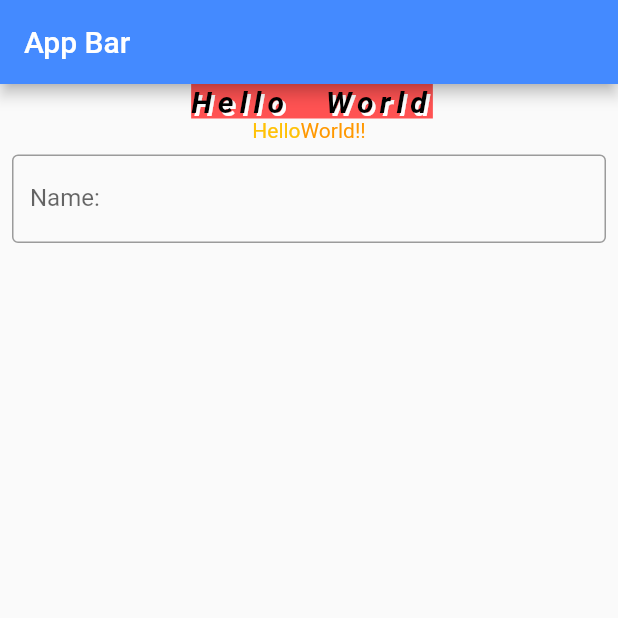
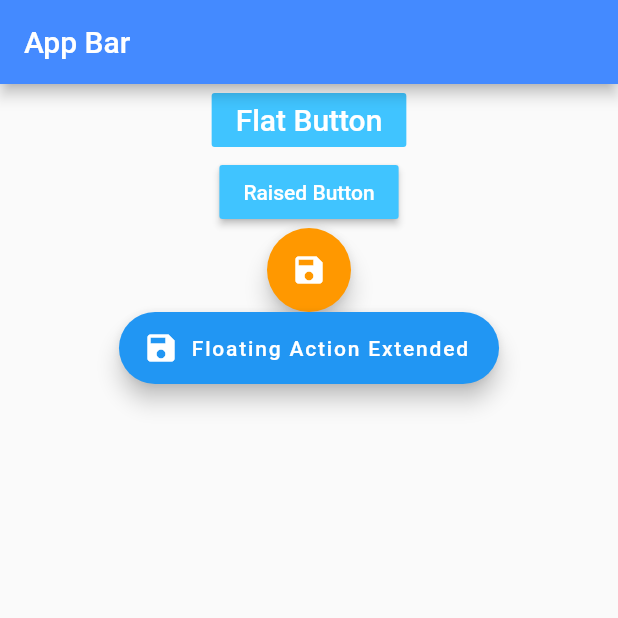
Before and after one commit to franGaraventa/flutterCourse, a Flutter app: the screen it shows after launch, on a phone screen of 412 x 824 dp, the top half of it. Run offline on Flutter 3.47's test engine with Material 2 defaults, Android fonts, the phone set to English and light mode, and no system bars.

Commit message:
[09/30] Buttons

```diff
--- a/lib/src/app.dart
+++ b/lib/src/app.dart
@@ -1,8 +1,8 @@
 import 'package:flutter/cupertino.dart';
 import 'package:flutter/material.dart';
-import 'package:flutter_course/src/text_and_textfield.dart';
 import 'package:flutter_course/utils/Strings.dart';
-import 'package:flutter_course/utils/dimension.dart';
+
+import 'buttons.dart';
 
 class MyApp extends StatefulWidget {
   @override
@@ -20,7 +20,7 @@ class _MyAppState extends State<MyApp> {
           title: Text(appBarTitle),
         ),
         body: Center(
-            child: TextAndTextField()),
+            child: Buttons()),
       ),
     );
   }
--- /dev/null
+++ b/lib/src/buttons.dart
@@ -0,0 +1,50 @@
+import 'package:flutter/cupertino.dart';
+import 'package:flutter/material.dart';
+
+class Buttons extends StatelessWidget {
+  final double textFontSize;
+  final MaterialAccentColor buttonColor;
+  final Color buttonTextColor;
+
+  Buttons({
+    Key key,
+    this.textFontSize = 20,
+    this.buttonColor = Colors.lightBlueAccent,
+    this.buttonTextColor = Colors.white
+  }) : super(key: key);
+
+  @override
+  Widget build(BuildContext context) {
+    return Column(
+      children: [
+        FlatButton(
+            onPressed: () {},
+            child: Text(
+              "Flat Button",
+              style: TextStyle(
+                fontSize: textFontSize,
+              ),
+            ),
+            color: buttonColor,
+            textColor: buttonTextColor),
+        RaisedButton(
+          onPressed: () {},
+          child: Text("Raised Button"),
+          color: buttonColor,
+          textColor: buttonTextColor,
+          splashColor: Colors.blueAccent,
+        ),
+        FloatingActionButton(
+          child: Icon(Icons.save),
+          foregroundColor: buttonTextColor,
+          backgroundColor: Colors.orange,
+        ),
+        FloatingActionButton.extended(
+          onPressed: () {},
+          label: Text("Floating Action Extended"),
+          icon: Icon(Icons.save),
+        )
+      ],
+    );
+  }
+}
```
Also changed, not shown: 1 other file.
